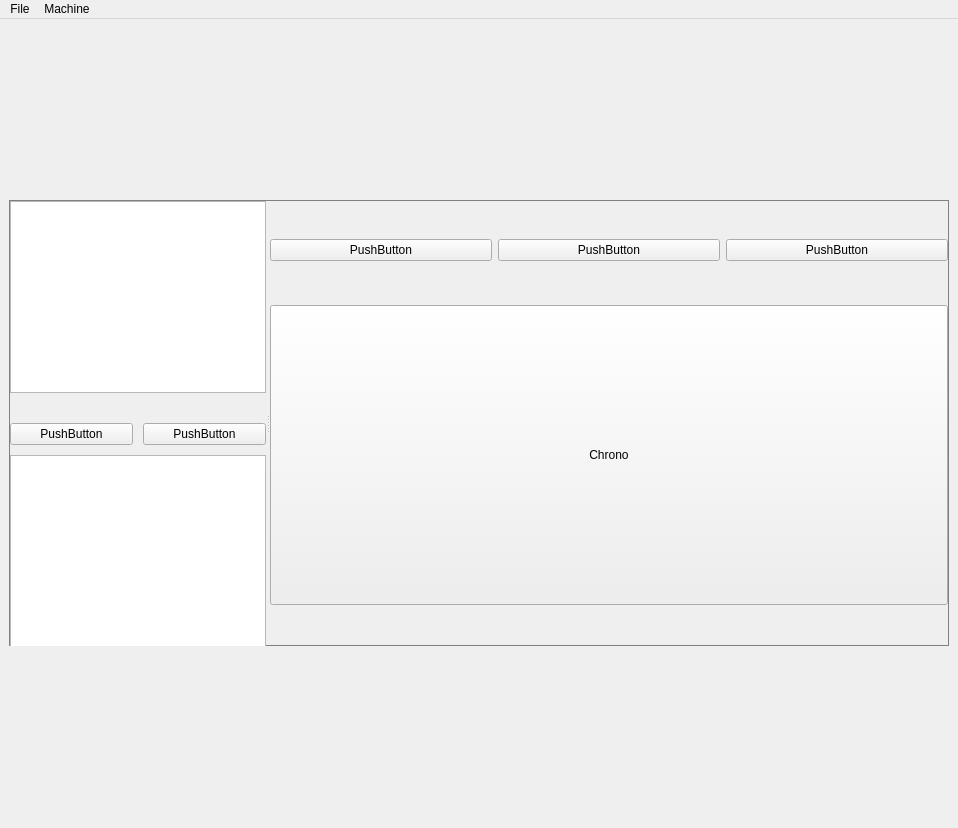
LirokWid/QT_VHDL_simulator, file code/ui_design/mainwindow.ui: the form before one commit.
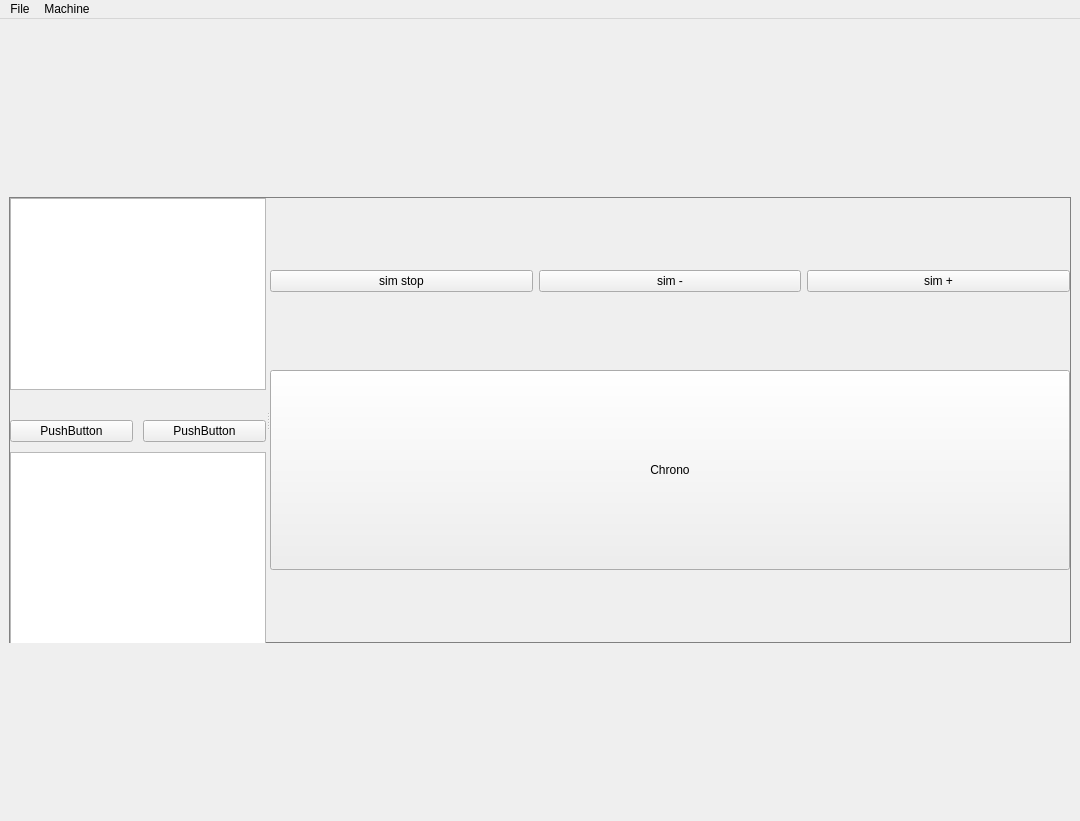
The form after the commit.

Commit message: added class for svg display

What changed in the file:
```diff
--- a/code/ui_design/mainwindow.ui
+++ b/code/ui_design/mainwindow.ui
@@ -6,8 +6,8 @@
    <rect>
     <x>0</x>
     <y>0</y>
-    <width>958</width>
-    <height>828</height>
+    <width>1080</width>
+    <height>821</height>
    </rect>
   </property>
   <property name="minimumSize">
@@ -40,7 +40,7 @@
       <property name="orientation">
        <enum>Qt::Horizontal</enum>
       </property>
-      <widget class="QWidget" name="">
+      <widget class="QWidget" name="layoutWidget">
        <layout class="QGridLayout" name="gridLayout_3">
         <property name="sizeConstraint">
          <enum>QLayout::SetFixedSize</enum>
@@ -132,26 +132,26 @@
         <item>
          <layout class="QHBoxLayout" name="horizontalLayout">
           <property name="sizeConstraint">
-           <enum>QLayout::SetFixedSize</enum>
+           <enum>QLayout::SetMinimumSize</enum>
           </property>
           <item>
            <widget class="QPushButton" name="pushButton_3">
             <property name="text">
-             <string>PushButton</string>
+             <string>sim stop</string>
             </property>
            </widget>
           </item>
           <item>
            <widget class="QPushButton" name="pushButton_2">
             <property name="text">
-             <string>PushButton</string>
+             <string>sim -</string>
             </property>
            </widget>
           </item>
           <item>
            <widget class="QPushButton" name="pushButton">
             <property name="text">
-             <string>PushButton</string>
+             <string>sim +</string>
             </property>
            </widget>
           </item>
@@ -167,7 +167,7 @@
             <property name="minimumSize">
              <size>
               <width>0</width>
-              <height>300</height>
+              <height>200</height>
              </size>
             </property>
             <property name="text">
@@ -188,7 +188,7 @@
     <rect>
      <x>0</x>
      <y>0</y>
-     <width>958</width>
+     <width>1080</width>
      <height>21</height>
     </rect>
    </property>
```
The commit also changes 10 other files.
